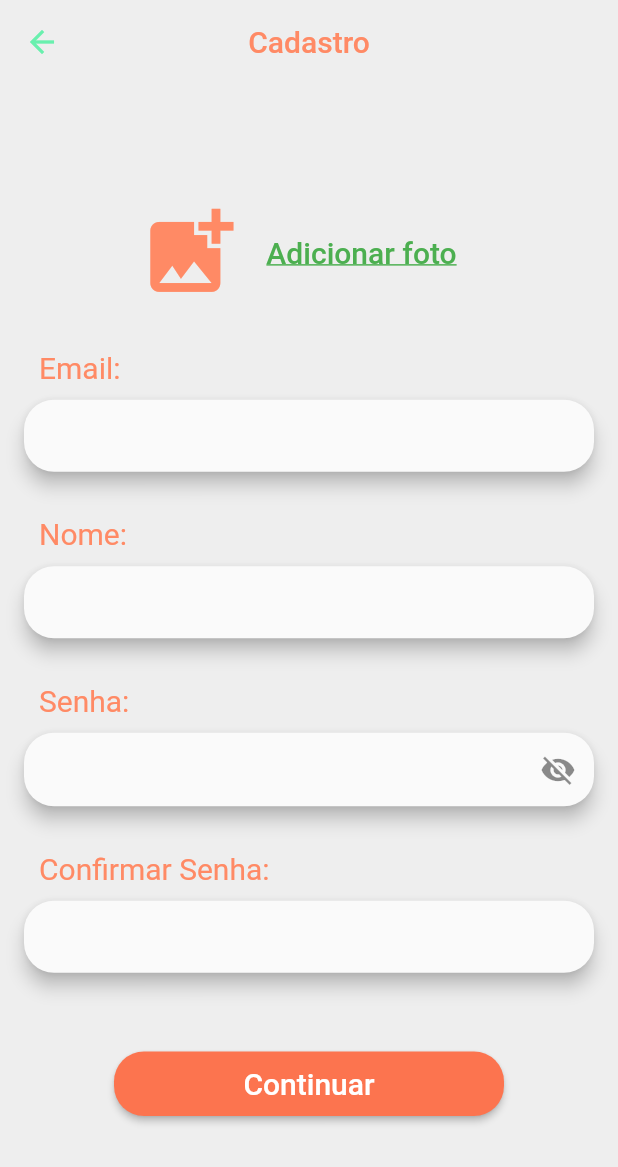
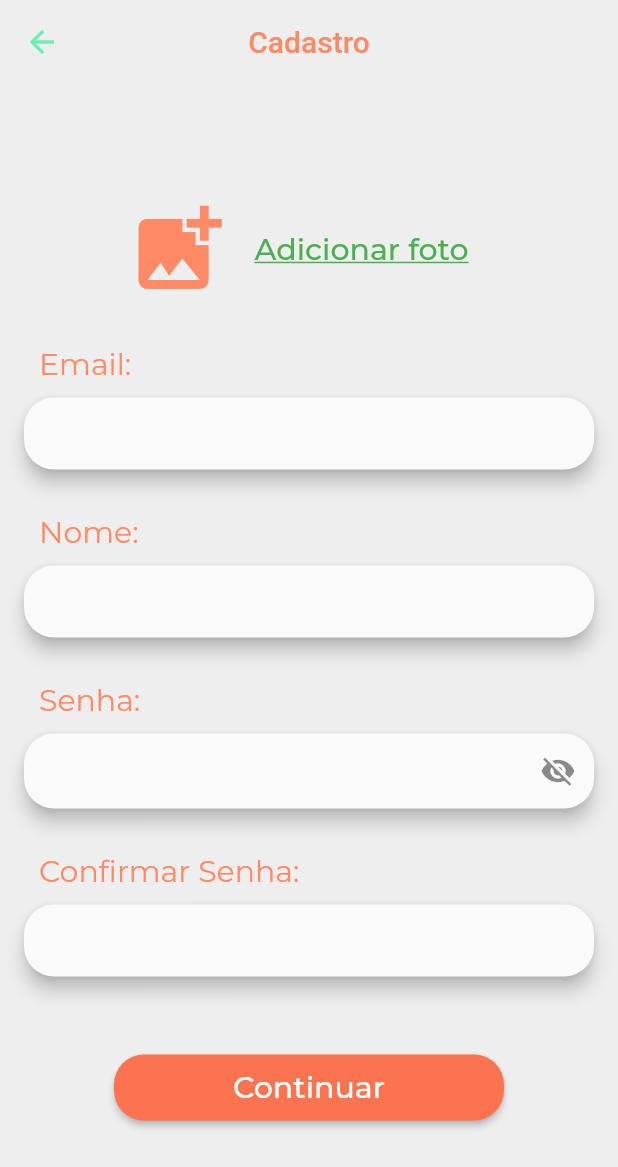
Before and after one commit to DevMobUFRJ/rango, a Flutter app: the screen it shows after launch, after a tap on "Cadastro", on a phone screen of 412 x 824 dp. Shown: the top 1167 px of the screen. Run offline on Flutter 3.47's test engine with Material 2 defaults, Android fonts, the phone set to English and light mode, and no system bars; our stand-ins replace cloud_firestore, firebase_auth, flutter_svg, google_fonts; accounts and stored records are empty; project files that could hold a hidden picture were left out.

Commit message:
usando alguns svg e trocada fonte padrão

```diff
--- a/lib/main.dart
+++ b/lib/main.dart
@@ -3,6 +3,7 @@ import 'package:firebase_auth/firebase_auth.dart';
 import 'package:rango/screens/auth/AuthScreen.dart';
 import 'package:rango/screens/LoginScreen.dart';
 import 'package:rango/screens/main/TabsScreen.dart';
+import 'package:google_fonts/google_fonts.dart';
 
 void main() {
   runApp(MyApp());
@@ -17,11 +18,12 @@ class MyApp extends StatelessWidget {
         backgroundColor: Color(0xFFF5F5F5),
         accentColor: Colors.deepOrange[300],
         primaryColor: Color(0xFF8FDDCE),
-        textTheme: TextTheme(
+        textTheme: GoogleFonts.montserratTextTheme(Theme.of(context).textTheme)
+            .copyWith(
           headline1: TextStyle(
             fontSize: 35,
             color: Colors.deepOrange[300],
-            fontWeight: FontWeight.w500,
+            fontWeight: FontWeight.bold,
           ),
         ),
         buttonTheme: ButtonTheme.of(context).copyWith(
--- a/lib/screens/LoginScreen.dart
+++ b/lib/screens/LoginScreen.dart
@@ -1,13 +1,17 @@
 import 'package:flutter/material.dart';
 import 'package:rango/screens/auth/AuthScreen.dart';
+import 'package:flutter_svg/flutter_svg.dart';
 
 class LoginScreen extends StatelessWidget {
   @override
   Widget build(BuildContext context) {
+    final String assetName = 'assets/imgs/curva_home.svg';
     return Scaffold(
       backgroundColor: Color.fromRGBO(190, 235, 227, 1),
       body: Center(
-        child: Padding(
+        child: Stack(
+          children: <Widget>[
+            Padding(
               padding: EdgeInsets.all(8),
               child: Center(
                 child: Column(
@@ -20,7 +24,8 @@ class LoginScreen extends StatelessWidget {
                     ),
                     SizedBox(height: 80),
                     Padding(
-                  padding: EdgeInsets.symmetric(horizontal: 15, vertical: 0),
+                      padding:
+                          EdgeInsets.symmetric(horizontal: 15, vertical: 0),
                       child: SizedBox(
                         width: double.infinity,
                         child: RaisedButton(
@@ -42,7 +47,8 @@ class LoginScreen extends StatelessWidget {
                     ),
                     SizedBox(height: 50),
                     Padding(
-                  padding: EdgeInsets.symmetric(horizontal: 15, vertical: 0),
+                      padding:
+                          EdgeInsets.symmetric(horizontal: 15, vertical: 0),
                       child: SizedBox(
                         width: double.infinity,
                         child: RaisedButton(
@@ -50,8 +56,9 @@ class LoginScreen extends StatelessWidget {
                           shape: RoundedRectangleBorder(
                             borderRadius: BorderRadius.circular(20),
                           ),
-                      onPressed: () => Navigator.of(context)
-                          .pushNamed(AuthScreen.routeName, arguments: false),
+                          onPressed: () => Navigator.of(context).pushNamed(
+                              AuthScreen.routeName,
+                              arguments: false),
                           child: Text(
                             'Cadastro',
                             style: TextStyle(
@@ -66,6 +73,15 @@ class LoginScreen extends StatelessWidget {
                 ),
               ),
             ),
+            Container(
+              child: SvgPicture.asset(
+                assetName,
+                semanticsLabel: 'curvaHome',
+                width: MediaQuery.of(context).size.width,
+              ),
+            ),
+          ],
+        ),
       ),
     );
   }
--- a/lib/screens/auth/AuthScreen.dart
+++ b/lib/screens/auth/AuthScreen.dart
@@ -71,7 +71,7 @@ class _AuthScreenState extends State<AuthScreen> {
         elevation: 0,
         backgroundColor: Colors.grey[200],
         title: Text(
-          'Cadastro',
+          isLogin ? 'Login' : 'Cadastro',
           style: TextStyle(
             color: Colors.deepOrange[300],
           ),
--- a/lib/screens/main/TabsScreen.dart
+++ b/lib/screens/main/TabsScreen.dart
@@ -65,7 +65,8 @@ class _TabsScreenState extends State<TabsScreen> {
             BottomNavigationBarItem(
                 icon: Icon(Icons.home, size: 40), title: Text('Home')),
             BottomNavigationBarItem(
-                icon: Icon(Icons.search, size: 40), title: Text('Search')),
+                icon: Icon(Icons.local_dining, size: 40),
+                title: Text('Search')),
             BottomNavigationBarItem(
                 icon: Icon(Icons.person, size: 40), title: Text('Account'))
           ]),
```
Also changed, not shown: lib/screens/main/tabs/HomeScreen.dart (+23 -10 lines), pubspec.yaml (+45 -42 lines), assets/imgs/curva_home.svg (added), assets/imgs/curva_principal.svg (added), pubspec.lock. Lines whose indentation alone changed are shown as unchanged.
